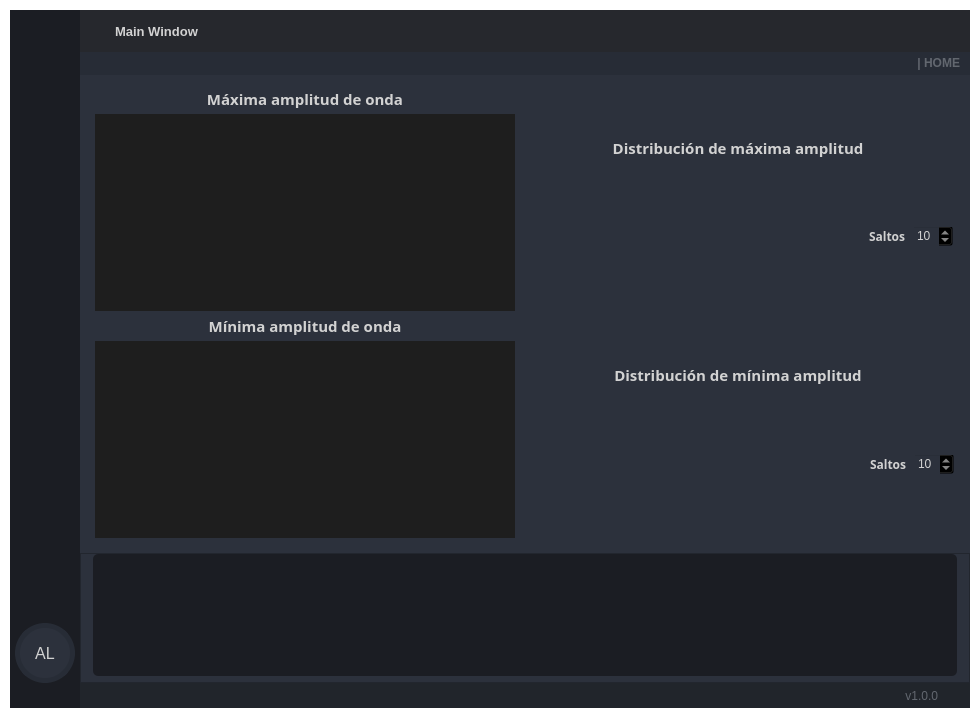
The window that visuals/GUI_BASE.ui (dariolggomez/HEATS-BOARD) describes before a commit, drawn with Qt 5.
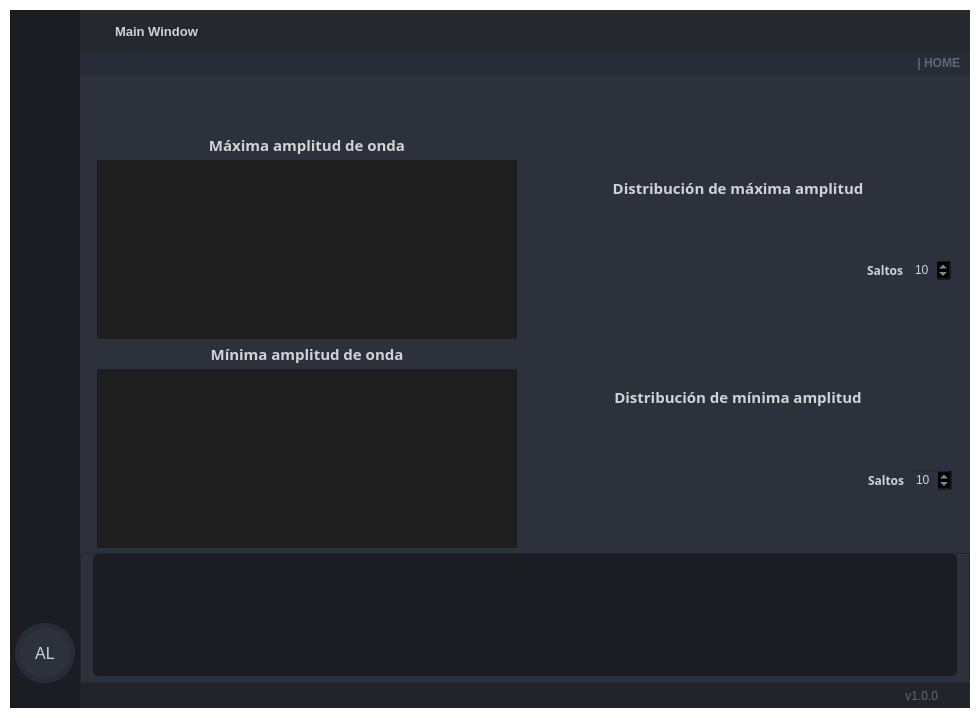
The same window after the commit. Icons and pictures are not drawn.

Commit message: added panel stacked widget

Patch:
```diff
--- a/visuals/GUI_BASE.ui
+++ b/visuals/GUI_BASE.ui
@@ -2559,6 +2559,66 @@
                    </layout>
                   </widget>
                   <widget class="QWidget" name="page_info_panel">
+                   <layout class="QVBoxLayout" name="verticalLayout_38">
+                    <property name="leftMargin">
+                     <number>12</number>
+                    </property>
+                    <property name="topMargin">
+                     <number>0</number>
+                    </property>
+                    <property name="rightMargin">
+                     <number>12</number>
+                    </property>
+                    <property name="bottomMargin">
+                     <number>0</number>
+                    </property>
+                    <item>
+                     <widget class="QFrame" name="panel_top_menu">
+                      <property name="minimumSize">
+                       <size>
+                        <width>0</width>
+                        <height>50</height>
+                       </size>
+                      </property>
+                      <property name="maximumSize">
+                       <size>
+                        <width>16777215</width>
+                        <height>50</height>
+                       </size>
+                      </property>
+                      <property name="frameShape">
+                       <enum>QFrame::StyledPanel</enum>
+                      </property>
+                      <property name="frameShadow">
+                       <enum>QFrame::Raised</enum>
+                      </property>
+                      <layout class="QHBoxLayout" name="panel_top_layout">
+                       <property name="spacing">
+                        <number>0</number>
+                       </property>
+                       <property name="leftMargin">
+                        <number>0</number>
+                       </property>
+                       <property name="topMargin">
+                        <number>0</number>
+                       </property>
+                       <property name="rightMargin">
+                        <number>0</number>
+                       </property>
+                       <property name="bottomMargin">
+                        <number>0</number>
+                       </property>
+                      </layout>
+                     </widget>
+                    </item>
+                    <item>
+                     <widget class="QFrame" name="frame_panel_stacked_widget">
+                      <property name="frameShape">
+                       <enum>QFrame::NoFrame</enum>
+                      </property>
+                      <property name="frameShadow">
+                       <enum>QFrame::Raised</enum>
+                      </property>
                    <layout class="QVBoxLayout" name="verticalLayout_10">
                     <property name="leftMargin">
                      <number>0</number>
@@ -2573,14 +2633,45 @@
                      <number>0</number>
                     </property>
                     <item>
-                     <widget class="QFrame" name="frame_4">
+                        <widget class="QStackedWidget" name="panel_stacked_widget">
+                         <property name="currentIndex">
+                          <number>0</number>
+                         </property>
+                         <widget class="QWidget" name="page_poles">
+                          <layout class="QVBoxLayout" name="verticalLayout_37">
+                           <property name="leftMargin">
+                            <number>0</number>
+                           </property>
+                           <property name="topMargin">
+                            <number>0</number>
+                           </property>
+                           <property name="rightMargin">
+                            <number>0</number>
+                           </property>
+                           <property name="bottomMargin">
+                            <number>0</number>
+                           </property>
+                           <item>
+                            <widget class="QFrame" name="panel_content_frame">
                       <property name="frameShape">
-                       <enum>QFrame::StyledPanel</enum>
+                              <enum>QFrame::NoFrame</enum>
                       </property>
                       <property name="frameShadow">
                        <enum>QFrame::Raised</enum>
                       </property>
                       <layout class="QGridLayout" name="gridLayout">
+                              <property name="leftMargin">
+                               <number>0</number>
+                              </property>
+                              <property name="topMargin">
+                               <number>0</number>
+                              </property>
+                              <property name="rightMargin">
+                               <number>0</number>
+                              </property>
+                              <property name="bottomMargin">
+                               <number>0</number>
+                              </property>
                        <item row="0" column="0">
                         <widget class="QFrame" name="maxAmpFrame">
                          <property name="minimumSize">
@@ -3691,6 +3782,14 @@
                            </widget>
                           </item>
                          </layout>
+                               </widget>
+                              </item>
+                             </layout>
+                            </widget>
+                           </item>
+                          </layout>
+                         </widget>
+                         <widget class="QWidget" name="page_2"/>
                         </widget>
                        </item>
                       </layout>
```
Lines whose indentation alone changed are shown as unchanged. The commit also changes 1 other file.
